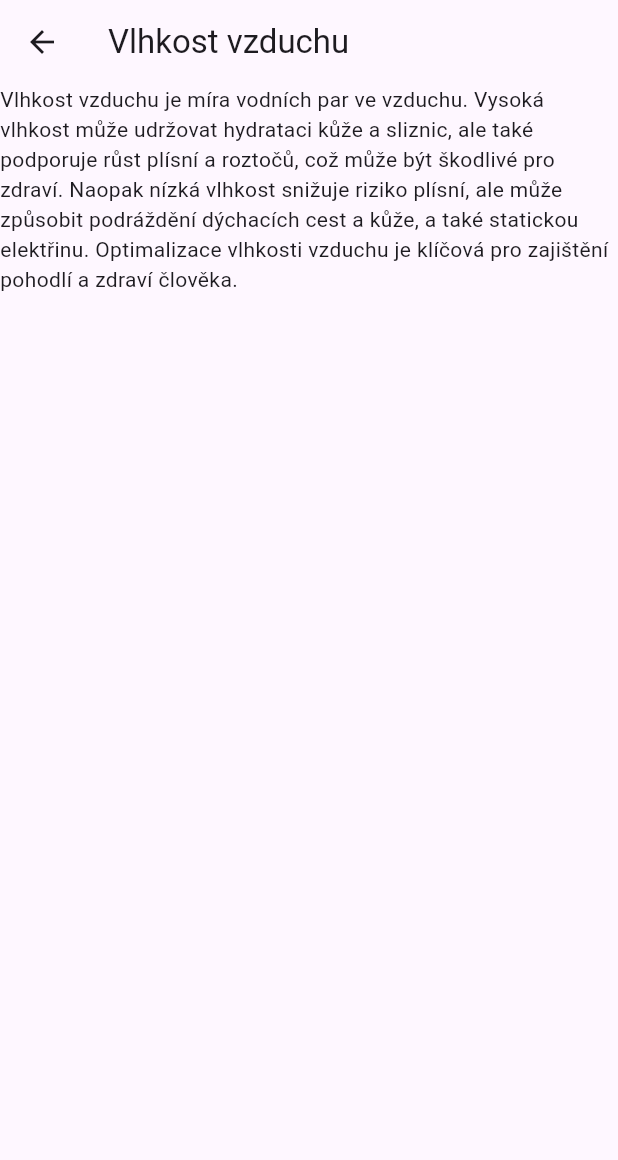
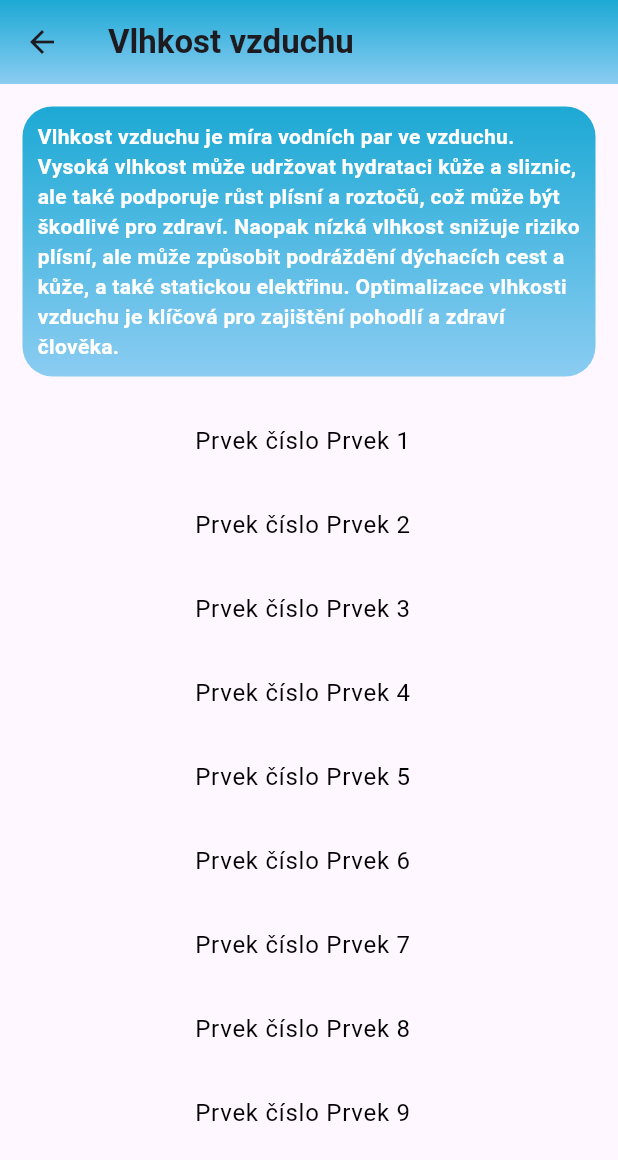
Before and after one commit to czmatejt9/hackathon, a Flutter app: the VlhkostScreen screen opened directly, on a phone screen of 412 x 824 dp. Shown: the top 1160 px of the screen. Run offline on Flutter 3.47's test engine with Material 3 defaults, Android fonts, the phone set to English and light mode, and no system bars; our stand-ins replace dio, flutter_map, latlong2; missing offline and left inert: flutter_map_location_marker; network calls fail; statements that could not run were skipped.

```diff
--- a/frontend/lib/screens/home_screen.dart
+++ b/frontend/lib/screens/home_screen.dart
@@ -1,4 +1,5 @@
 import 'package:TODO/screens/teplota_sceen.dart';
+import 'package:TODO/screens/vlhkost_screen.dart';
 import 'package:flutter/gestures.dart';
 import 'package:flutter/material.dart';
 
@@ -214,7 +215,7 @@ class _HomeScreenState extends State<HomeScreen> {
             onPressed: () {
               Navigator.push(
                 context,
-                MaterialPageRoute(builder: (context) => const TeplotaScreen()),
+                MaterialPageRoute(builder: (context) => const VlhkostScreen()),
               );
             },
             child: Container(
@@ -251,7 +252,12 @@ class _HomeScreenState extends State<HomeScreen> {
                 )),
           ),
           TextButton(
-            onPressed: () {},
+            onPressed: () {
+              Navigator.push(
+                context,
+                MaterialPageRoute(builder: (context) => const TeplotaScreen()),
+              );
+            },
             child: Container(
                 decoration: const BoxDecoration(
                   borderRadius: BorderRadius.all(Radius.circular(20)),
--- a/frontend/lib/screens/teplota_sceen.dart
+++ b/frontend/lib/screens/teplota_sceen.dart
@@ -11,7 +11,7 @@ class _TeplotaScreenState extends State<TeplotaScreen> {
   Widget build(BuildContext context) {
     return Scaffold(
       appBar: AppBar(
-        title: Text("Vlhkost vzduchu"),
+        title: Text("Teplota okolí"),
       ),
       body: ListView(
         children: [
--- a/frontend/lib/screens/vlhkost_screen.dart
+++ b/frontend/lib/screens/vlhkost_screen.dart
@@ -7,16 +7,87 @@ class VlhkostScreen extends StatefulWidget {
 }
 
 class _VlhkostScreenState extends State<VlhkostScreen> {
+  List<String> seznam = [
+    'Prvek 1',
+    'Prvek 2',
+    'Prvek 3',
+    'Prvek 4',
+    'Prvek 5',
+    'Prvek 6',
+    'Prvek 7',
+    'Prvek 8',
+    'Prvek 9',
+    'Prvek 10',
+    'Prvek 1',
+    'Prvek 2',
+    'Prvek 3',
+    'Prvek 4',
+    'Prvek 5',
+    'Prvek 6',
+    'Prvek 7',
+    'Prvek 8',
+    'Prvek 9',
+    'Prvek 10',
+  ];
+
   @override
   Widget build(BuildContext context) {
     return Scaffold(
       appBar: AppBar(
-        title: Text("Vlhkost vzduchu"),
+        flexibleSpace: Container(
+          decoration: const BoxDecoration(
+            gradient: LinearGradient(
+                begin: Alignment.topCenter,
+                end: Alignment.bottomCenter,
+                colors: <Color>[
+                  Color.fromARGB(255, 28, 169, 212),
+                  Color.fromARGB(255, 139, 204, 242),
+                ]),
+          ),
+        ),
+        title: const Text(
+          "Vlhkost vzduchu",
+          style: TextStyle(fontWeight: FontWeight.bold),
+        ),
       ),
-      body: ListView(
+      body: Column(
         children: [
-          Text(
-              "Vlhkost vzduchu je míra vodních par ve vzduchu. Vysoká vlhkost může udržovat hydrataci kůže a sliznic, ale také podporuje růst plísní a roztočů, což může být škodlivé pro zdraví. Naopak nízká vlhkost snižuje riziko plísní, ale může způsobit podráždění dýchacích cest a kůže, a také statickou elektřinu. Optimalizace vlhkosti vzduchu je klíčová pro zajištění pohodlí a zdraví člověka."),
+          Padding(
+            padding: const EdgeInsets.all(15),
+            child: Container(
+                decoration: const BoxDecoration(
+                  borderRadius: BorderRadius.all(Radius.circular(20)),
+                  gradient: LinearGradient(
+                      begin: Alignment.topCenter,
+                      end: Alignment.bottomCenter,
+                      colors: <Color>[
+                        Color.fromARGB(255, 28, 169, 212),
+                        Color.fromARGB(255, 139, 204, 242),
+                      ]),
+                ),
+                child: const Padding(
+                    padding: EdgeInsets.all(10),
+                    child: Text(
+                      "Vlhkost vzduchu je míra vodních par ve vzduchu. Vysoká vlhkost může udržovat hydrataci kůže a sliznic, ale také podporuje růst plísní a roztočů, což může být škodlivé pro zdraví. Naopak nízká vlhkost snižuje riziko plísní, ale může způsobit podráždění dýchacích cest a kůže, a také statickou elektřinu. Optimalizace vlhkosti vzduchu je klíčová pro zajištění pohodlí a zdraví člověka.",
+                      style: TextStyle(
+                          fontWeight: FontWeight.w600, color: Colors.white),
+                    ))),
+          ),
+          Container(
+            height: MediaQuery.of(context).size.height * 0.6,
+            child: ListView.builder(
+              itemCount: seznam.length,
+              itemBuilder: (context, index) {
+                return ListTile(
+                  title: Text(
+                    'Prvek číslo ${seznam[index]}',
+                    style: TextStyle(color: Colors.black),
+                    textAlign: TextAlign.center,
+                  ),
+                );
+              },
+            ),
+          ),
         ],
       ),
     );
```
